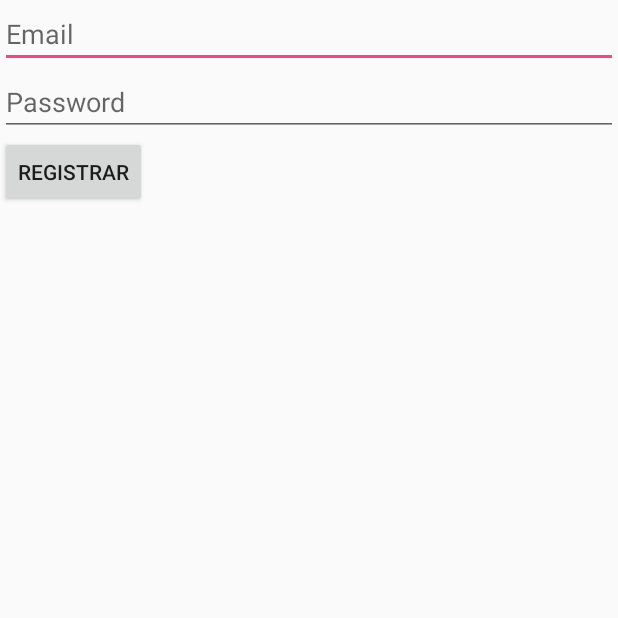
After one commit to Pitisflow/InstaShare, an Android app: the SignUpActivity screen opened directly, with no data from a screen before it, on a phone screen of 412 x 824 dp, the top half of it. The commit adds this screen. Run offline under Robolectric (Android 15) with nearby library versions, the phone set to English and light mode, and no system bars; our stand-ins replace Firebase (no records; nobody signed in at launch, a user with empty details on screens opened directly).

Commit message:
Finished login screen and register/login system

```diff
--- a/app/src/main/AndroidManifest.xml
+++ b/app/src/main/AndroidManifest.xml
@@ -34,6 +34,11 @@
         </activity>
 
 
+        <activity android:name=".ui.signup.activity.SignUpActivity"
+            android:windowSoftInputMode="adjustResize|stateAlwaysHidden">
+
+        </activity>
+
 
     </application>
 
--- /dev/null
+++ b/app/src/main/java/com/app/instashare/ui/signup/activity/SignUpActivity.java
@@ -0,0 +1,70 @@
+package com.app.instashare.ui.signup.activity;
+
+import android.os.Bundle;
+import android.support.annotation.NonNull;
+import android.support.annotation.Nullable;
+import android.support.v7.app.AppCompatActivity;
+import android.view.View;
+import android.widget.Button;
+import android.widget.EditText;
+
+import com.app.instashare.R;
+import com.google.android.gms.tasks.OnCompleteListener;
+import com.google.android.gms.tasks.OnFailureListener;
+import com.google.android.gms.tasks.Task;
+import com.google.firebase.auth.AuthResult;
+import com.google.firebase.auth.FirebaseAuth;
+
+/**
+ * Created by Pitisflow on 14/4/18.
+ */
+
+public class SignUpActivity extends AppCompatActivity {
+
+
+    private EditText email;
+    private EditText password;
+    private Button register;
+
+
+    private FirebaseAuth firebaseAuth;
+
+
+
+
+    @Override
+    protected void onCreate(@Nullable Bundle savedInstanceState) {
+        super.onCreate(savedInstanceState);
+        setContentView(R.layout.activity_signup);
+
+
+        email = findViewById(R.id.email);
+        password = findViewById(R.id.password);
+        register = findViewById(R.id.register);
+
+
+        firebaseAuth = FirebaseAuth.getInstance();
+
+
+
+        register.setOnClickListener(new View.OnClickListener() {
+            @Override
+            public void onClick(View view) {
+                firebaseAuth.createUserWithEmailAndPassword(email.getText().toString(), password.getText().toString())
+                        .addOnCompleteListener(new OnCompleteListener<AuthResult>() {
+                            @Override
+                            public void onComplete(@NonNull Task<AuthResult> task) {
+                                System.out.println("COMPLETED");
+                            }
+                        })
+                        .addOnFailureListener(new OnFailureListener() {
+                            @Override
+                            public void onFailure(@NonNull Exception e) {
+                                System.out.println(e.toString());
+                            }
+                        });
+            }
+        });
+
+    }
+}
--- a/app/src/main/res/layout/activity_main.xml
+++ b/app/src/main/res/layout/activity_main.xml
@@ -6,7 +6,8 @@
     android:layout_height="match_parent"
     tools:context="com.app.instashare.MainActivity">
 
-    <TextView
+    <Button
+        android:id="@+id/logout"
         android:layout_width="wrap_content"
         android:layout_height="wrap_content"
         android:text="Hello World!"
--- a/app/src/main/res/layout/activity_signin.xml
+++ b/app/src/main/res/layout/activity_signin.xml
@@ -16,7 +16,7 @@
         android:layout_marginEnd="@dimen/general_margin_big"
         android:layout_marginStart="@dimen/general_margin_big"
         android:layout_marginBottom="@dimen/general_margin_small"
-        android:hint="Email">
+        android:hint="@string/login_email">
 
         <EditText
             android:id="@+id/email"
@@ -36,7 +36,7 @@
         android:layout_marginEnd="@dimen/general_margin_big"
         android:layout_marginStart="@dimen/general_margin_big"
         android:layout_marginBottom="@dimen/general_margin_medium"
-        android:hint="Password">
+        android:hint="@string/login_password">
 
         <EditText
             android:id="@+id/password"
@@ -58,7 +58,7 @@
         android:background="@drawable/selector_button_login"
         android:textColor="@color/white"
         android:enabled="false"
-        android:text="Entrar"/>
+        android:text="@string/login_login_text"/>
 
 
     <TextView
--- /dev/null
+++ b/app/src/main/res/layout/activity_signup.xml
@@ -0,0 +1,29 @@
+<?xml version="1.0" encoding="utf-8"?>
+<LinearLayout
+    xmlns:android="http://schemas.android.com/apk/res/android" android:layout_width="match_parent"
+    android:layout_height="match_parent"
+    android:orientation="vertical">
+
+
+
+    <EditText
+        android:id="@+id/email"
+        android:layout_width="match_parent"
+        android:layout_height="wrap_content"
+        android:inputType="textEmailAddress"
+        android:hint="@string/login_email"/>
+
+    <EditText
+        android:id="@+id/password"
+        android:layout_width="match_parent"
+        android:layout_height="wrap_content"
+        android:inputType="textPassword"
+        android:hint="@string/login_password"/>
+
+
+    <Button
+        android:id="@+id/register"
+        android:layout_width="wrap_content"
+        android:layout_height="wrap_content"
+        android:text="Registrar"/>
+</LinearLayout>
--- a/app/src/main/res/values/strings.xml
+++ b/app/src/main/res/values/strings.xml
@@ -1,5 +1,13 @@
 <resources>
     <string name="app_name">InstaShare</string>
 
+
+
+
+    <!-- Log in Screen strings -->
     <string name="login_register_text">Still not registered? Register.</string>
+    <string name="login_login_text">Log in</string>
+    <string name="login_password">Password</string>
+    <string name="login_email">Email</string>
+    <string name="login_wrong_email_pw">The email or/and password entered are wrong.</string>
 </resources>
```
Also changed, not shown: app/src/main/java/com/app/instashare/MainActivity.java (+55 -0 lines), app/src/main/java/com/app/instashare/ui/signin/activity/SignInActivity.java (+59 -8 lines), app/src/main/java/com/app/instashare/ui/signin/presenter/SignInPresenter.java (+15 -29 lines).
